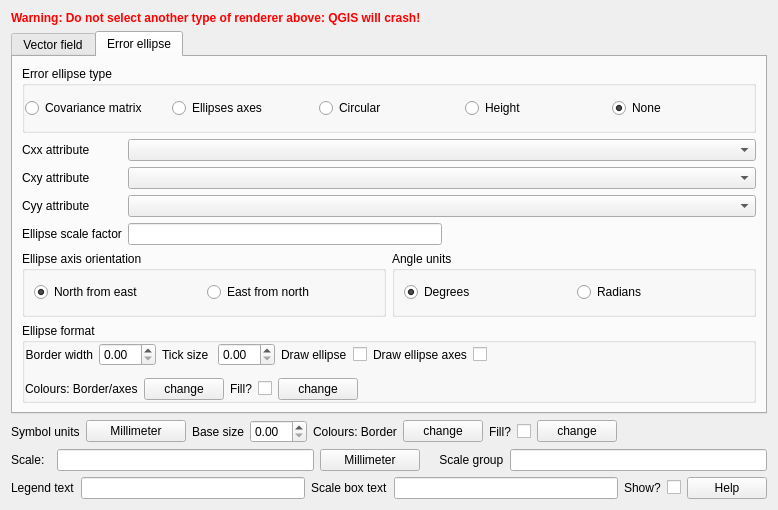
Old version of the form VectorFieldRenderer/Ui_VectorFieldRendererWidget.ui in the repository ccrook/QGIS-VectorFieldRenderer-Plugin.
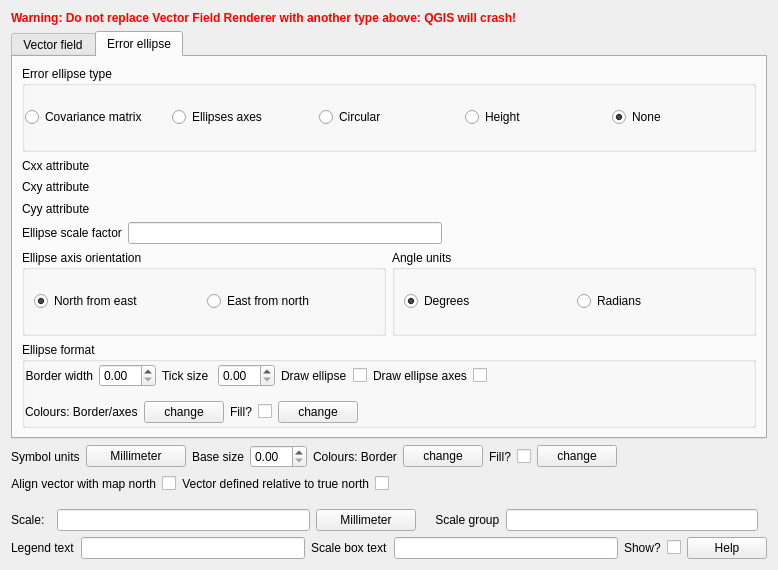
New version of the form. The open tabs and pages were chosen to show the change. Custom widgets are drawn as their Qt base class.

Commit message: Adding rotation and expressions

```diff
--- a/VectorFieldRenderer/Ui_VectorFieldRendererWidget.ui
+++ b/VectorFieldRenderer/Ui_VectorFieldRendererWidget.ui
@@ -7,7 +7,7 @@
     <x>0</x>
     <y>0</y>
     <width>778</width>
-    <height>510</height>
+    <height>570</height>
    </rect>
   </property>
   <property name="sizePolicy">
@@ -19,7 +19,7 @@
   <property name="windowTitle">
    <string>Form</string>
   </property>
-  <layout class="QVBoxLayout" name="verticalLayout_4" stretch="0,0,0,0,0">
+  <layout class="QVBoxLayout" name="verticalLayout_4" stretch="0,0,0,0,0,0">
    <item>
     <widget class="QLabel" name="uCrashWarning">
      <property name="palette">
@@ -66,7 +66,7 @@
       </font>
      </property>
      <property name="text">
-      <string>Warning: Do not select another type of renderer above: QGIS will crash!</string>
+      <string>Warning: Do not replace Vector Field Renderer with another type above: QGIS will crash!</string>
      </property>
     </widget>
    </item>
@@ -616,16 +616,6 @@
            <property name="text">
             <string>Cxy attribute</string>
            </property>
-           <property name="buddy">
-            <cstring>uCxyField</cstring>
-           </property>
-          </widget>
-         </item>
-         <item row="1" column="2">
-          <widget class="QComboBox" name="uCxyField">
-           <property name="toolTip">
-            <string>Select the y/angle field</string>
-           </property>
           </widget>
          </item>
          <item row="3" column="0">
@@ -658,27 +648,31 @@
            </item>
           </layout>
          </item>
-         <item row="0" column="2">
-          <widget class="QComboBox" name="uCxxField">
-           <property name="toolTip">
-            <string>Select the X/length field</string>
-           </property>
-          </widget>
-         </item>
          <item row="2" column="0">
           <widget class="QLabel" name="uCyyFieldLabel">
            <property name="text">
             <string>Cyy attribute</string>
            </property>
-           <property name="buddy">
-            <cstring>uCyyField</cstring>
+          </widget>
+         </item>
+         <item row="0" column="2">
+          <widget class="QgsFieldExpressionWidget" name="uCxxField">
+           <property name="filters">
+            <set>QgsFieldProxyModel::Numeric</set>
+           </property>
+          </widget>
+         </item>
+         <item row="1" column="2">
+          <widget class="QgsFieldExpressionWidget" name="uCxyField">
+           <property name="filters">
+            <set>QgsFieldProxyModel::Numeric</set>
            </property>
           </widget>
          </item>
          <item row="2" column="2">
-          <widget class="QComboBox" name="uCyyField">
-           <property name="toolTip">
-            <string>Select the y/angle field</string>
+          <widget class="QgsFieldExpressionWidget" name="uCyyField">
+           <property name="filters">
+            <set>QgsFieldProxyModel::Numeric</set>
            </property>
           </widget>
          </item>
@@ -1054,10 +1048,85 @@
      </item>
     </layout>
    </item>
+   <item>
+    <layout class="QHBoxLayout" name="horizontalLayout_5" stretch="0,0,0,0,0">
+     <property name="topMargin">
+      <number>0</number>
+     </property>
+     <property name="rightMargin">
+      <number>0</number>
+     </property>
+     <item>
+      <widget class="QLabel" name="label_3">
+       <property name="text">
+        <string>Align vector with map north</string>
+       </property>
+       <property name="alignment">
+        <set>Qt::AlignRight|Qt::AlignTrailing|Qt::AlignVCenter</set>
+       </property>
+       <property name="buddy">
+        <cstring>uAlignToMapNorth</cstring>
+       </property>
+      </widget>
+     </item>
+     <item>
+      <widget class="QCheckBox" name="uAlignToMapNorth">
+       <property name="toolTip">
+        <string>&lt;html&gt;&lt;head/&gt;&lt;body&gt;&lt;p&gt;If selected the vector is drawn in terms of true north on the map, otherwise a north vector is drawn upwards on the map regardless of the map projection or map canvas rotation.  &lt;/p&gt;&lt;/body&gt;&lt;/html&gt;</string>
+       </property>
+       <property name="text">
+        <string/>
+       </property>
+      </widget>
+     </item>
+     <item>
+      <widget class="QLabel" name="label_2">
+       <property name="toolTip">
+        <string/>
+       </property>
+       <property name="text">
+        <string>Vector defined relative to true north</string>
+       </property>
+       <property name="alignment">
+        <set>Qt::AlignRight|Qt::AlignTrailing|Qt::AlignVCenter</set>
+       </property>
+       <property name="buddy">
+        <cstring>uVectorIsTrueNorth</cstring>
+       </property>
+      </widget>
+     </item>
+     <item>
+      <widget class="QCheckBox" name="uVectorIsTrueNorth">
+       <property name="toolTip">
+        <string>&lt;html&gt;&lt;head/&gt;&lt;body&gt;&lt;p&gt;If selected the vector is defined in terms of geographic north (true north) even if the layer coordinate reference system is a projection. Otherwise the vector is defined in terms of projection north for layer coordinate systems. Has no effect for geographic layer coordinate systems or for height only vectors.&lt;/p&gt;&lt;/body&gt;&lt;/html&gt;</string>
+       </property>
+       <property name="text">
+        <string/>
+       </property>
+      </widget>
+     </item>
+     <item>
+      <spacer name="horizontalSpacer_3">
+       <property name="orientation">
+        <enum>Qt::Horizontal</enum>
+       </property>
+       <property name="sizeHint" stdset="0">
+        <size>
+         <width>40</width>
+         <height>20</height>
+        </size>
+       </property>
+      </spacer>
+     </item>
+    </layout>
+   </item>
    <item>
     <layout class="QHBoxLayout" name="horizontalLayout_4">
      <property name="topMargin">
-      <number>0</number>
+      <number>9</number>
+     </property>
+     <property name="rightMargin">
+      <number>9</number>
      </property>
      <item>
       <widget class="QLabel" name="uArrowScaleLabel">
@@ -1165,6 +1234,11 @@
    <extends>QPushButton</extends>
    <header>qgscolorbutton.h</header>
   </customwidget>
+  <customwidget>
+   <class>QgsFieldExpressionWidget</class>
+   <extends>QWidget</extends>
+   <header>qgsfieldexpressionwidget.h</header>
+  </customwidget>
  </customwidgets>
  <tabstops>
   <tabstop>uFieldTypeCartesian</tabstop>
```
Left out of the diff: 91 changed lines with no effect on the pictures. The commit also changes 9 other files.
